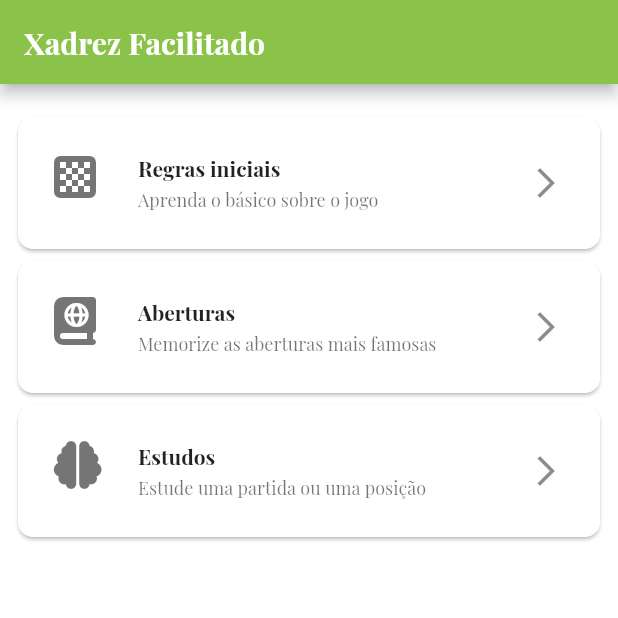
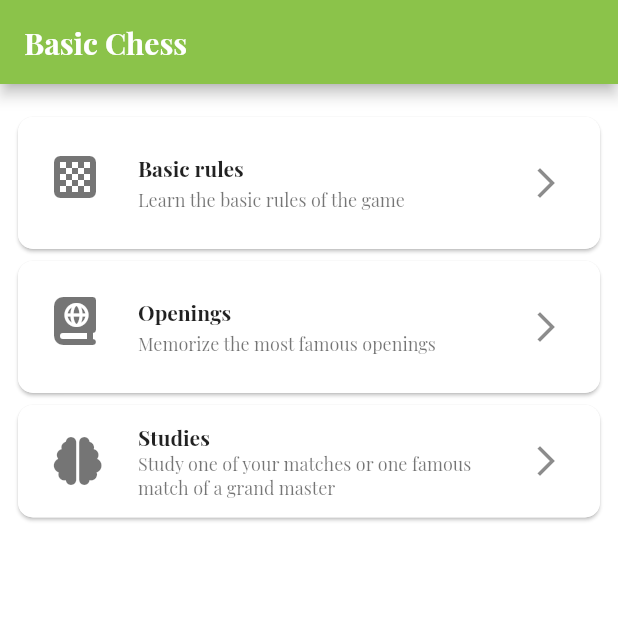
Before and after one commit to marcos-cezar/basicchess, a Flutter app: the screen it shows after launch, on a phone screen of 412 x 824 dp, the top half of it. Run offline on Flutter 3.47's test engine with Material 2 defaults, Android fonts, the phone set to English and light mode, and no system bars; our stand-ins replace font_awesome_flutter, google_fonts; missing offline and left inert: chess_vectors_flutter, flutter_chess_board; generated files the repository leaves out were written again.

Commit message:
Add i18n support to the start menu screen

```diff
--- /dev/null
+++ b/l10n.yaml
@@ -0,0 +1,3 @@
+arb-dir: lib/l10n
+template-arb-file: app_en.arb
+output-localization-file: app_localizations.dart
--- /dev/null
+++ b/lib/l10n/app_br.arb
@@ -0,0 +1,9 @@
+{
+    "apptitle": "Xadrez Básico",
+    "start_rules" : "Regras básicas",
+    "start_rules_description": "Aprenda o básico sobre o jogo",
+    "openings_title": "Aberturas",
+    "openings_description": "Memorize as aberturas mais famosas",
+    "studies_title": "Estudos",
+    "studies_description": "Estude uma de suas partidas ou uma partida famosa de um grande mestre"
+}
--- /dev/null
+++ b/lib/l10n/app_en.arb
@@ -0,0 +1,9 @@
+{
+    "apptitle": "Basic Chess",
+    "start_rules" : "Basic rules",
+    "start_rules_description": "Learn the basic rules of the game",
+    "openings_title": "Openings",
+    "openings_description": "Memorize the most famous openings",
+    "studies_title": "Studies",
+    "studies_description": "Study one of your matches or one famous match of a grand master"
+}
--- a/lib/main.dart
+++ b/lib/main.dart
@@ -10,12 +10,15 @@ import 'package:chessmindexpander/pages/studies_page.dart';
 import 'package:flutter/material.dart';
 import 'package:flutter/services.dart';
 import 'package:google_fonts/google_fonts.dart';
+import 'package:flutter_gen/gen_l10n/app_localizations.dart';
 
 void main() {
   WidgetsFlutterBinding.ensureInitialized();
   SystemChrome.setPreferredOrientations([DeviceOrientation.portraitUp])
       .then((_) {
     runApp(MaterialApp(
+      localizationsDelegates: AppLocalizations.localizationsDelegates,
+      supportedLocales: AppLocalizations.supportedLocales,
       debugShowCheckedModeBanner: false,
       theme: ThemeData(
           primarySwatch: Colors.lightGreen,
--- a/lib/pages/chess_main_app.dart
+++ b/lib/pages/chess_main_app.dart
@@ -7,6 +7,7 @@ import 'package:chessmindexpander/widgets/app_base_skeleton.dart';
 import 'package:chessmindexpander/widgets/menu_list.dart';
 import 'package:flutter/material.dart';
 import 'package:font_awesome_flutter/font_awesome_flutter.dart';
+import 'package:flutter_gen/gen_l10n/app_localizations.dart';
 
 import '../main.dart';
 
@@ -24,7 +25,7 @@ class _MainChessAppState extends State<MainChessApp> {
   Widget build(BuildContext context) {
     holder = AppStateContainer.of(context);
     return AppBaseSkeleton(
-        title: "Xadrez Facilitado",
+        title: AppLocalizations.of(context).apptitle,
         child: Padding(
           padding: const EdgeInsets.all(8.0),
           child: Column(
@@ -32,18 +33,22 @@ class _MainChessAppState extends State<MainChessApp> {
             children: <Widget>[
               MenuList(menuItems: [
                 ChessMenuItem(
-                    "Regras iniciais",
-                    "Aprenda o básico sobre o jogo",
+                    AppLocalizations.of(context).start_rules,
+                    AppLocalizations.of(context).start_rules_description,
                     FontAwesomeIcons.chessBoard, () {
                   Navigator.pushNamed(
                       context, BasicRulesPage.piecesPageRouteName);
                 }),
-                ChessMenuItem("Aberturas", "Memorize as aberturas mais famosas",
+                ChessMenuItem(
+                    AppLocalizations.of(context).openings_title,
+                    AppLocalizations.of(context).openings_description,
                     FontAwesomeIcons.bookAtlas, () {
                   Navigator.pushNamed(
                       context, OpeningsPage.OPENING_PAGE_ROUTE_NAME);
                 }),
-                ChessMenuItem("Estudos", "Estude uma partida ou uma posição",
+                ChessMenuItem(
+                    AppLocalizations.of(context).studies_title,
+                    AppLocalizations.of(context).studies_description,
                     FontAwesomeIcons.brain, () {
                   Navigator.pushNamed(
                       context, StudiesPage.STUDIES_PAGE_ROUTE_NAME);
```
Also changed, not shown: pubspec.yaml (+9 -5 lines), pubspec.lock.
